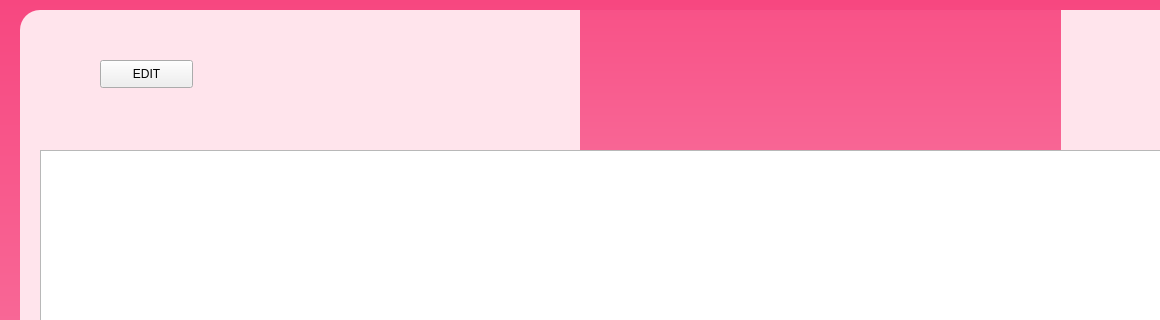
Above: ui/main_window.ui from Bubbl33s/software_citas_u before the change; both pictures show x 0 to 1160 and y 0 to 320 of the 1280 by 720 pixel window. Below: the same form after it.
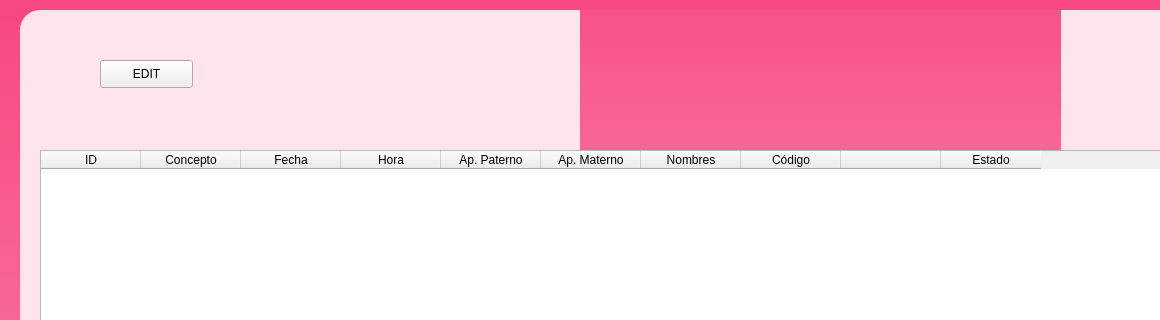
That is the form after the change.

Commit message: Resizing the width of the table's column[Cs

```diff
--- a/ui/main_window.ui
+++ b/ui/main_window.ui
@@ -87,6 +87,56 @@
         <height>541</height>
        </rect>
       </property>
+      <column>
+       <property name="text">
+        <string>ID</string>
+       </property>
+      </column>
+      <column>
+       <property name="text">
+        <string>Concepto</string>
+       </property>
+      </column>
+      <column>
+       <property name="text">
+        <string>Fecha</string>
+       </property>
+      </column>
+      <column>
+       <property name="text">
+        <string>Hora</string>
+       </property>
+      </column>
+      <column>
+       <property name="text">
+        <string>Ap. Paterno</string>
+       </property>
+      </column>
+      <column>
+       <property name="text">
+        <string>Ap. Materno</string>
+       </property>
+      </column>
+      <column>
+       <property name="text">
+        <string>Nombres</string>
+       </property>
+      </column>
+      <column>
+       <property name="text">
+        <string>Código</string>
+       </property>
+      </column>
+      <column>
+       <property name="text">
+        <string/>
+       </property>
+      </column>
+      <column>
+       <property name="text">
+        <string>Estado</string>
+       </property>
+      </column>
      </widget>
     </widget>
    </widget>
```
Left out of the diff: 2 changed lines with no effect on the pictures. The commit also changes 11 other files.
